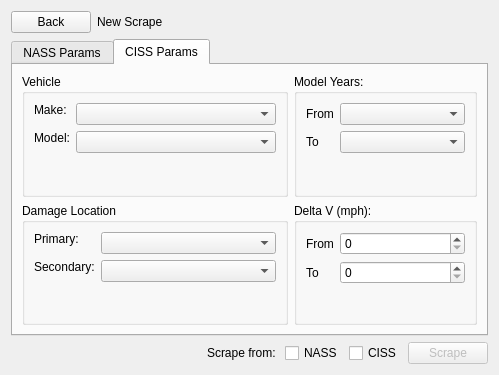
Before: the Qt Designer form src/app/ui/ScrapeMenu.ui in caden-maxwell/nhtsa-scrape, drawn with Qt 5.
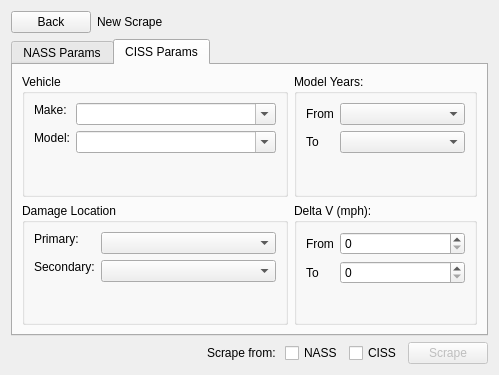
After: the same form once the commit is applied. The open tabs and pages were chosen to show the change.

```diff
--- a/src/app/ui/ScrapeMenu.ui
+++ b/src/app/ui/ScrapeMenu.ui
@@ -318,7 +318,13 @@
              </size>
             </property>
             <property name="editable">
-             <bool>false</bool>
+             <bool>true</bool>
+            </property>
+            <property name="insertPolicy">
+             <enum>QComboBox::NoInsert</enum>
+            </property>
+            <property name="sizeAdjustPolicy">
+             <enum>QComboBox::AdjustToContents</enum>
             </property>
            </widget>
           </item>
@@ -338,7 +344,13 @@
           <item row="1" column="1">
            <widget class="QComboBox" name="modelCombo_2">
             <property name="editable">
-             <bool>false</bool>
+             <bool>true</bool>
+            </property>
+            <property name="insertPolicy">
+             <enum>QComboBox::NoInsert</enum>
+            </property>
+            <property name="sizeAdjustPolicy">
+             <enum>QComboBox::AdjustToContents</enum>
             </property>
            </widget>
           </item>
```
Left out of the diff: 32 changed lines with no effect on the pictures.
